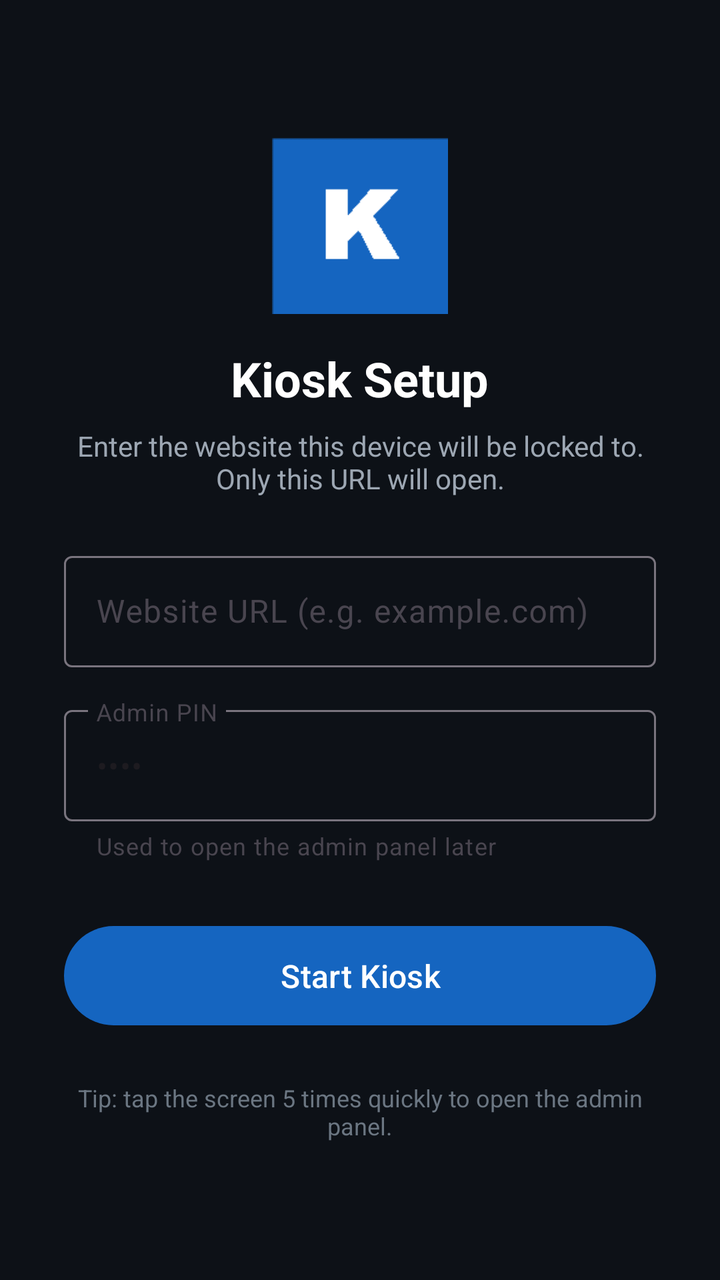
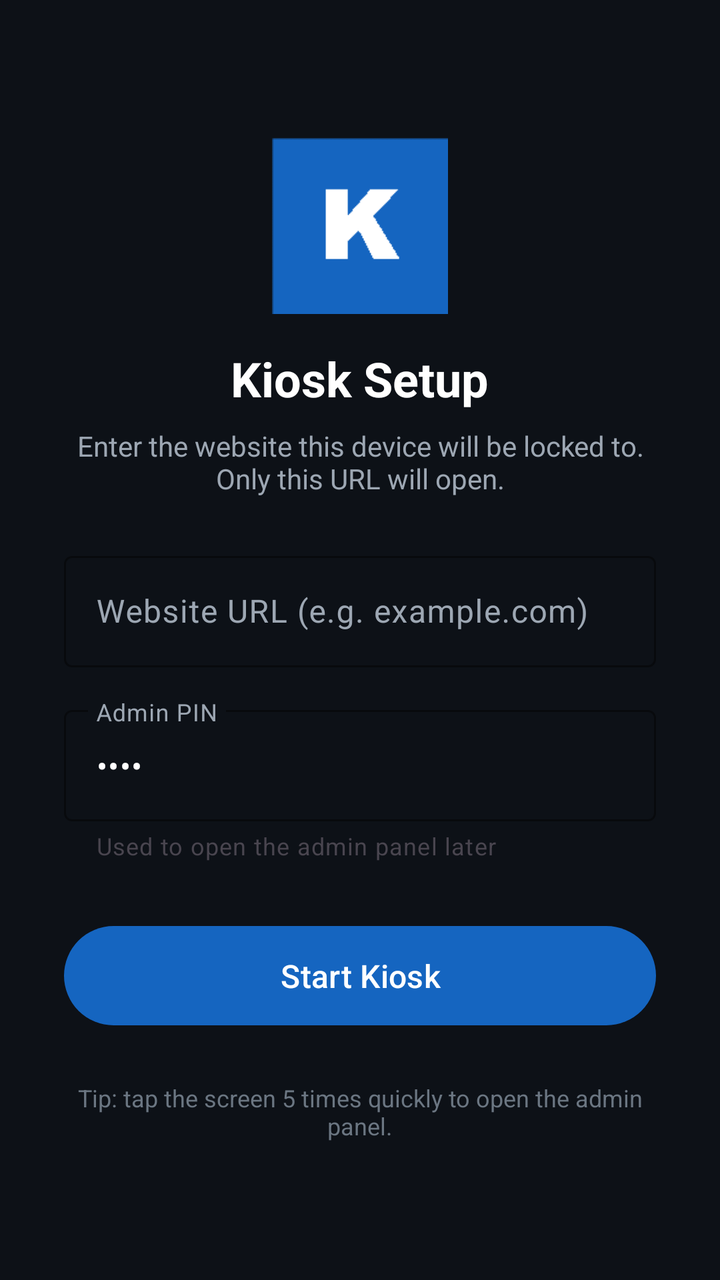

The first picture is an Android layout as it rendered before a commit; the second is the same layout after the commit. The layout source and the unified diff follow.
<!-- AndroidManifest.xml: activity theme Theme.KioskBrowser -->
<!-- res/layout/activity_setup.xml -->
<?xml version="1.0" encoding="utf-8"?>
<ScrollView xmlns:android="http://schemas.android.com/apk/res/android"
    android:layout_width="match_parent"
    android:layout_height="match_parent"
    android:fillViewport="true"
    android:background="#0D1117">

    <LinearLayout
        android:layout_width="match_parent"
        android:layout_height="wrap_content"
        android:orientation="vertical"
        android:gravity="center"
        android:padding="32dp">

        <ImageView
            android:layout_width="88dp"
            android:layout_height="88dp"
            android:layout_marginBottom="16dp"
            android:src="@mipmap/ic_launcher"
            android:contentDescription="@string/app_name" />

        <TextView
            android:layout_width="wrap_content"
            android:layout_height="wrap_content"
            android:text="@string/setup_title"
            android:textColor="#FFFFFF"
            android:textSize="24sp"
            android:textStyle="bold" />

        <TextView
            android:layout_width="match_parent"
            android:layout_height="wrap_content"
            android:layout_marginTop="8dp"
            android:layout_marginBottom="24dp"
            android:gravity="center"
            android:text="@string/setup_subtitle"
            android:textColor="#9DA7B3"
            android:textSize="14sp" />

        <com.google.android.material.textfield.TextInputLayout
            android:layout_width="match_parent"
            android:layout_height="wrap_content"
            android:hint="@string/setup_url_hint"
            style="@style/Widget.Material3.TextInputLayout.OutlinedBox">

            <com.google.android.material.textfield.TextInputEditText
                android:id="@+id/urlInput"
                android:layout_width="match_parent"
                android:layout_height="wrap_content"
                android:inputType="textUri"
                android:imeOptions="actionNext"
                android:maxLines="1" />
        </com.google.android.material.textfield.TextInputLayout>

        <com.google.android.material.textfield.TextInputLayout
            android:layout_width="match_parent"
            android:layout_height="wrap_content"
            android:layout_marginTop="16dp"
            android:hint="@string/setup_pin_hint"
            app:helperText="@string/setup_pin_helper"
            xmlns:app="http://schemas.android.com/apk/res-auto"
            style="@style/Widget.Material3.TextInputLayout.OutlinedBox">

            <com.google.android.material.textfield.TextInputEditText
                android:id="@+id/pinInput"
                android:layout_width="match_parent"
                android:layout_height="wrap_content"
                android:inputType="numberPassword"
                android:text="1234"
                android:maxLines="1" />
        </com.google.android.material.textfield.TextInputLayout>

        <com.google.android.material.button.MaterialButton
            android:id="@+id/saveButton"
            android:layout_width="match_parent"
            android:layout_height="wrap_content"
            android:layout_marginTop="28dp"
            android:paddingVertical="14dp"
            android:text="@string/setup_save"
            android:textSize="16sp" />

        <TextView
            android:layout_width="match_parent"
            android:layout_height="wrap_content"
            android:layout_marginTop="24dp"
            android:gravity="center"
            android:text="@string/setup_admin_hint"
            android:textColor="#6B7682"
            android:textSize="12sp" />

    </LinearLayout>
</ScrollView>
<!-- resources referenced by this layout -->
<resources>
  <!-- mipmap ic_launcher: png bitmap (mipmap-hdpi, 558 bytes) -->
  <string name="app_name">Kiosk Browser</string>
  <string name="setup_admin_hint">Tip: tap the screen 5 times quickly to open the admin panel.</string>
  <string name="setup_pin_helper">Used to open the admin panel later</string>
  <string name="setup_pin_hint">Admin PIN</string>
  <string name="setup_save">Start Kiosk</string>
  <string name="setup_subtitle">Enter the website this device will be locked to. Only this URL will open.</string>
  <string name="setup_title">Kiosk Setup</string>
  <string name="setup_url_hint">Website URL (e.g. example.com)</string>
  <style name="Theme.KioskBrowser" parent="Theme.Material3.DayNight">
          <item name="colorPrimary">@color/primary</item>
          <item name="colorPrimaryDark">@color/primary_dark</item>
          <item name="colorSecondary">@color/accent</item>
      </style>
  <color name="primary">#1565C0</color>
  <color name="primary_dark">#0D47A1</color>
  <color name="accent">#FF6D00</color>
</resources>

<!-- the commit's change to res/layout/activity_setup.xml (unified diff, before → after) -->
@@ -1,5 +1,6 @@
 <?xml version="1.0" encoding="utf-8"?>
 <ScrollView xmlns:android="http://schemas.android.com/apk/res/android"
+    xmlns:app="http://schemas.android.com/apk/res-auto"
     android:layout_width="match_parent"
     android:layout_height="match_parent"
     android:fillViewport="true"
@@ -41,6 +42,9 @@
             android:layout_width="match_parent"
             android:layout_height="wrap_content"
             android:hint="@string/setup_url_hint"
+            android:textColorHint="#9DA7B3"
+            app:hintTextColor="#9DA7B3"
+            app:boxStrokeColor="#4C8DFF"
             style="@style/Widget.Material3.TextInputLayout.OutlinedBox">
 
             <com.google.android.material.textfield.TextInputEditText
@@ -49,7 +53,9 @@
                 android:layout_height="wrap_content"
                 android:inputType="textUri"
                 android:imeOptions="actionNext"
-                android:maxLines="1" />
+                android:maxLines="1"
+                android:textColor="#FFFFFF"
+                android:textColorHighlight="#4C8DFF" />
         </com.google.android.material.textfield.TextInputLayout>
 
         <com.google.android.material.textfield.TextInputLayout
@@ -57,8 +63,10 @@
             android:layout_height="wrap_content"
             android:layout_marginTop="16dp"
             android:hint="@string/setup_pin_hint"
+            android:textColorHint="#9DA7B3"
+            app:hintTextColor="#9DA7B3"
+            app:boxStrokeColor="#4C8DFF"
             app:helperText="@string/setup_pin_helper"
-            xmlns:app="http://schemas.android.com/apk/res-auto"
             style="@style/Widget.Material3.TextInputLayout.OutlinedBox">
 
             <com.google.android.material.textfield.TextInputEditText
@@ -67,7 +75,9 @@
                 android:layout_height="wrap_content"
                 android:inputType="numberPassword"
                 android:text="1234"
-                android:maxLines="1" />
+                android:maxLines="1"
+                android:textColor="#FFFFFF"
+                android:textColorHighlight="#4C8DFF" />
         </com.google.android.material.textfield.TextInputLayout>
 
         <com.google.android.material.button.MaterialButton
